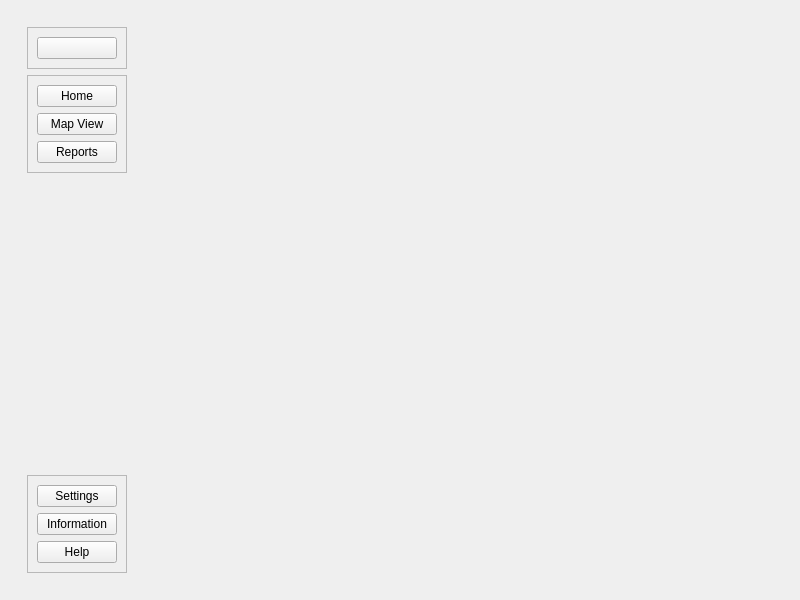
Qt form AsterixDecoder/interface.ui (marmengolroig/Obelix) before a commit.
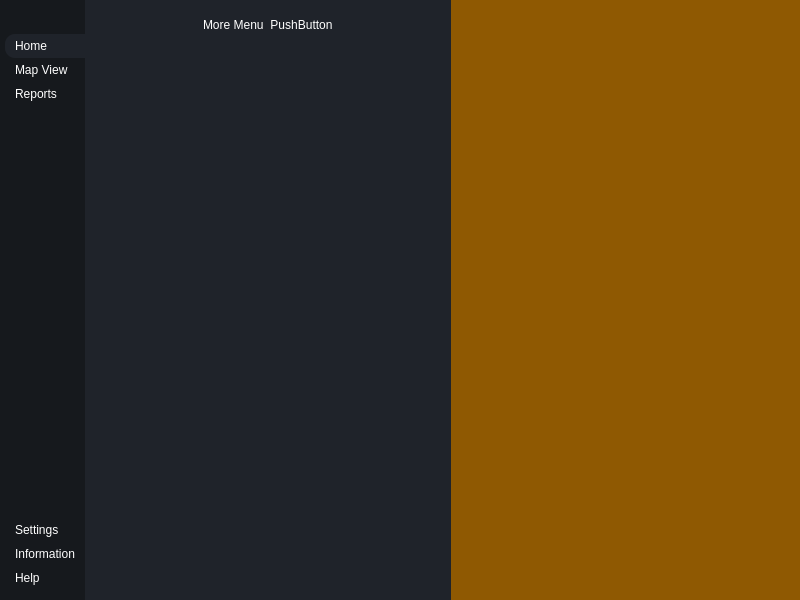
The same form after that commit. Icons and pictures are not drawn.

```diff
--- a/AsterixDecoder/interface.ui
+++ b/AsterixDecoder/interface.ui
@@ -13,16 +13,91 @@
   <property name="windowTitle">
    <string>MainWindow</string>
   </property>
+  <property name="styleSheet">
+   <string notr="true">* {
+	border: none;
+	background-color: transparent;
+	background: none;
+	padding: 0;
+	margin: 0;
+	color: #fff;
+}
+
+#centralwidget {
+	background-color: #1f232a;
+}
+#leftMenuSubcontainer {
+	background-color: #16191d;
+}
+
+#leftMenuSubcontainer QPushButton { 
+	text-align: left; 
+	padding: 5px 10px;
+	border-top-left-radius: 10px;
+	border-bottom-left-radius: 10px;
+}
+
+
+</string>
+  </property>
   <widget class="QWidget" name="centralwidget">
    <layout class="QHBoxLayout" name="horizontalLayout">
+    <property name="spacing">
+     <number>100</number>
+    </property>
+    <property name="leftMargin">
+     <number>0</number>
+    </property>
+    <property name="topMargin">
+     <number>0</number>
+    </property>
+    <property name="rightMargin">
+     <number>0</number>
+    </property>
+    <property name="bottomMargin">
+     <number>0</number>
+    </property>
     <item alignment="Qt::AlignLeft">
      <widget class="QWidget" name="leftMenuContainer" native="true">
       <layout class="QVBoxLayout" name="verticalLayout">
+       <property name="spacing">
+        <number>0</number>
+       </property>
+       <property name="leftMargin">
+        <number>0</number>
+       </property>
+       <property name="topMargin">
+        <number>0</number>
+       </property>
+       <property name="rightMargin">
+        <number>0</number>
+       </property>
+       <property name="bottomMargin">
+        <number>0</number>
+       </property>
        <item alignment="Qt::AlignLeft">
         <widget class="QWidget" name="leftMenuSubcontainer" native="true">
          <layout class="QVBoxLayout" name="verticalLayout_2">
+          <property name="spacing">
+           <number>0</number>
+          </property>
+          <property name="leftMargin">
+           <number>5</number>
+          </property>
+          <property name="topMargin">
+           <number>0</number>
+          </property>
+          <property name="rightMargin">
+           <number>0</number>
+          </property>
+          <property name="bottomMargin">
+           <number>0</number>
+          </property>
           <item alignment="Qt::AlignTop">
            <widget class="QFrame" name="frame">
+            <property name="styleSheet">
+             <string notr="true">color: #fff</string>
+            </property>
             <property name="frameShape">
              <enum>QFrame::StyledPanel</enum>
             </property>
@@ -30,11 +105,30 @@
              <enum>QFrame::Raised</enum>
             </property>
             <layout class="QHBoxLayout" name="horizontalLayout_2">
+             <property name="spacing">
+              <number>0</number>
+             </property>
+             <property name="leftMargin">
+              <number>0</number>
+             </property>
+             <property name="topMargin">
+              <number>0</number>
+             </property>
+             <property name="rightMargin">
+              <number>0</number>
+             </property>
+             <property name="bottomMargin">
+              <number>0</number>
+             </property>
              <item>
               <widget class="QPushButton" name="menuBtn">
                <property name="toolTip">
                 <string>Menu</string>
                </property>
+               <property name="styleSheet">
+                <string notr="true">color: #fff;
+</string>
+               </property>
                <property name="text">
                 <string/>
                </property>
@@ -68,11 +162,30 @@
              <enum>QFrame::Raised</enum>
             </property>
             <layout class="QVBoxLayout" name="verticalLayout_3">
+             <property name="spacing">
+              <number>0</number>
+             </property>
+             <property name="leftMargin">
+              <number>0</number>
+             </property>
+             <property name="topMargin">
+              <number>10</number>
+             </property>
+             <property name="rightMargin">
+              <number>0</number>
+             </property>
+             <property name="bottomMargin">
+              <number>10</number>
+             </property>
              <item>
-              <widget class="QPushButton" name="pushButton_2">
+              <widget class="QPushButton" name="homeBtn">
                <property name="toolTip">
                 <string>Home</string>
                </property>
+               <property name="styleSheet">
+                <string notr="true">background-color: #1f232a;
+color: #fff;</string>
+               </property>
                <property name="text">
                 <string>Home</string>
                </property>
@@ -89,7 +202,7 @@
               </widget>
              </item>
              <item>
-              <widget class="QPushButton" name="pushButton_3">
+              <widget class="QPushButton" name="mapBtn">
                <property name="toolTip">
                 <string>Map View</string>
                </property>
@@ -109,7 +222,7 @@
               </widget>
              </item>
              <item>
-              <widget class="QPushButton" name="pushButton_4">
+              <widget class="QPushButton" name="reportBtn">
                <property name="toolTip">
                 <string>View Reports</string>
                </property>
@@ -153,8 +266,23 @@
              <enum>QFrame::Raised</enum>
             </property>
             <layout class="QVBoxLayout" name="verticalLayout_4">
+             <property name="spacing">
+              <number>0</number>
+             </property>
+             <property name="leftMargin">
+              <number>0</number>
+             </property>
+             <property name="topMargin">
+              <number>10</number>
+             </property>
+             <property name="rightMargin">
+              <number>0</number>
+             </property>
+             <property name="bottomMargin">
+              <number>10</number>
+             </property>
              <item>
-              <widget class="QPushButton" name="pushButton_5">
+              <widget class="QPushButton" name="settingsBtn">
                <property name="toolTip">
                 <string>Go to settings</string>
                </property>
@@ -174,7 +302,7 @@
               </widget>
              </item>
              <item>
-              <widget class="QPushButton" name="pushButton_6">
+              <widget class="QPushButton" name="infoBtn">
                <property name="toolTip">
                 <string>Information about the app</string>
                </property>
@@ -194,7 +322,7 @@
               </widget>
              </item>
              <item>
-              <widget class="QPushButton" name="pushButton_7">
+              <widget class="QPushButton" name="helpBtn">
                <property name="toolTip">
                 <string>Get more help</string>
                </property>
@@ -223,7 +351,59 @@
      </widget>
     </item>
     <item>
-     <widget class="QWidget" name="mainBodyContainer" native="true"/>
+     <widget class="QWidget" name="centerMenuContainer" native="true">
+      <layout class="QVBoxLayout" name="verticalLayout_5">
+       <item alignment="Qt::AlignTop">
+        <widget class="QFrame" name="frame_4">
+         <property name="frameShape">
+          <enum>QFrame::StyledPanel</enum>
+         </property>
+         <property name="frameShadow">
+          <enum>QFrame::Raised</enum>
+         </property>
+         <layout class="QHBoxLayout" name="horizontalLayout_3">
+          <item>
+           <widget class="QLabel" name="label">
+            <property name="text">
+             <string>More Menu</string>
+            </property>
+           </widget>
+          </item>
+          <item>
+           <widget class="QPushButton" name="pushButton">
+            <property name="text">
+             <string>PushButton</string>
+            </property>
+           </widget>
+          </item>
+         </layout>
+        </widget>
+       </item>
+       <item>
+        <widget class="QFrame" name="frame_5">
+         <property name="frameShape">
+          <enum>QFrame::StyledPanel</enum>
+         </property>
+         <property name="frameShadow">
+          <enum>QFrame::Raised</enum>
+         </property>
+        </widget>
+       </item>
+      </layout>
+     </widget>
+    </item>
+    <item>
+     <widget class="QWidget" name="mainBodyContainer" native="true">
+      <property name="sizePolicy">
+       <sizepolicy hsizetype="Expanding" vsizetype="Preferred">
+        <horstretch>0</horstretch>
+        <verstretch>0</verstretch>
+       </sizepolicy>
+      </property>
+      <property name="styleSheet">
+       <string notr="true">background-color: rgb(143, 89, 2);</string>
+      </property>
+     </widget>
     </item>
    </layout>
   </widget>
```
